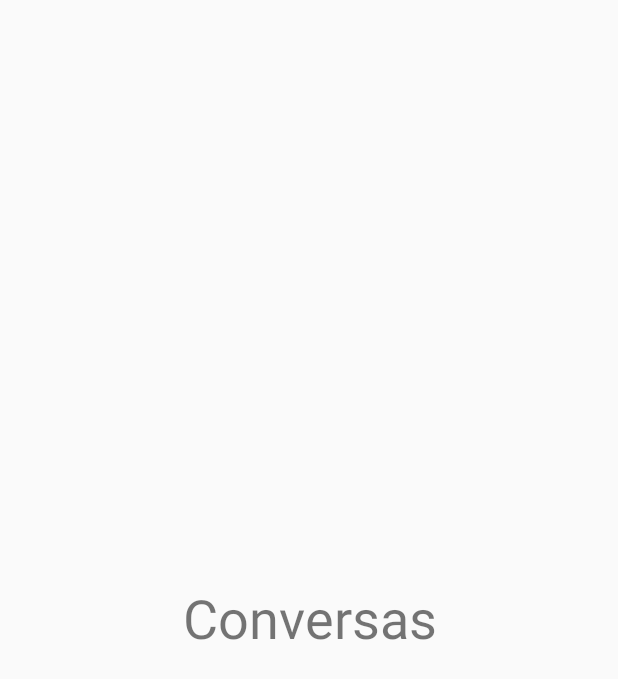
After one commit to Burketa/gempe-training, an Android app: the fragment ConversasFragment shown on its own in the app's theme, on a phone screen of 412 x 824 dp. The commit adds this screen. Shown: the top 679 px of the screen. Run offline under Robolectric (Android 15) with nearby library versions, the phone set to English and light mode, and no system bars.

```diff
--- /dev/null
+++ b/Whatsapp_clone/app/src/main/java/com/example/whatsappclone/fragment/ConversasFragment.java
@@ -0,0 +1,30 @@
+package com.example.whatsappclone.fragment;
+
+
+import android.os.Bundle;
+import android.support.v4.app.Fragment;
+import android.view.LayoutInflater;
+import android.view.View;
+import android.view.ViewGroup;
+
+import com.example.whatsappclone.R;
+
+/**
+ * A simple {@link Fragment} subclass.
+ */
+public class ConversasFragment extends Fragment {
+
+
+    public ConversasFragment() {
+        // Required empty public constructor
+    }
+
+
+    @Override
+    public View onCreateView(LayoutInflater inflater, ViewGroup container,
+                             Bundle savedInstanceState) {
+        // Inflate the layout for this fragment
+        return inflater.inflate(R.layout.fragment_conversas, container, false);
+    }
+
+}
--- /dev/null
+++ b/Whatsapp_clone/app/src/main/res/layout/fragment_conversas.xml
@@ -0,0 +1,16 @@
+<?xml version="1.0" encoding="utf-8"?>
+<FrameLayout xmlns:android="http://schemas.android.com/apk/res/android"
+    xmlns:tools="http://schemas.android.com/tools"
+    android:layout_width="match_parent"
+    android:layout_height="match_parent"
+    tools:context=".fragment.ConversasFragment">
+
+    <!-- TODO: Update blank fragment layout -->
+    <TextView
+        android:layout_width="match_parent"
+        android:layout_height="match_parent"
+        android:gravity="center"
+        android:text="Conversas"
+        android:textSize="36sp" />
+
+</FrameLayout>
--- a/Whatsapp_clone/app/src/main/res/values/strings.xml
+++ b/Whatsapp_clone/app/src/main/res/values/strings.xml
@@ -1,3 +1,6 @@
 <resources>
     <string name="app_name">Whatsapp Clone</string>
+
+    <!-- TODO: Remove or change this placeholder text -->
+    <string name="hello_blank_fragment">Hello blank fragment</string>
 </resources>
```
Also changed, not shown: Whatsapp_clone/app/build.gradle (+14 -0 lines), Whatsapp_clone/app/src/main/java/com/example/whatsappclone/MainActivity.java (+11 -2 lines), Whatsapp_clone/app/src/main/java/com/example/whatsappclone/fragment/ContatosFragment.java (added, +30 -0 lines), Whatsapp_clone/app/src/main/res/layout/activity_main.xml (+38 -0 lines), Whatsapp_clone/app/src/main/res/layout/fragment_contatos.xml (added, +16 -0 lines).
